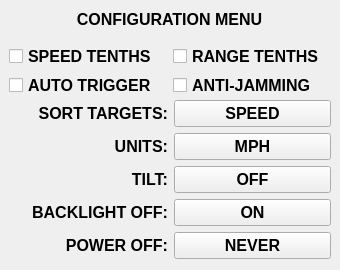
The window that lidar_setup.ui (georgezgsun/Tampa) describes before a commit, drawn with Qt 5.
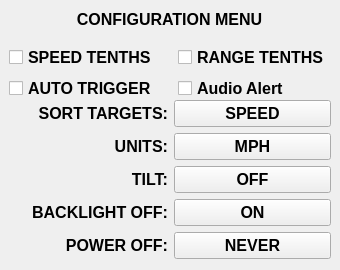
The same window after the commit.

What changed in the file:
```diff
--- a/lidar_setup.ui
+++ b/lidar_setup.ui
@@ -26,7 +26,7 @@
   <property name="windowTitle">
    <string>Form</string>
   </property>
-  <widget class="QWidget" name="">
+  <widget class="QWidget" name="layoutWidget">
    <property name="geometry">
     <rect>
      <x>9</x>
@@ -57,13 +57,13 @@
     </item>
    </layout>
   </widget>
-  <widget class="QWidget" name="">
+  <widget class="QWidget" name="layoutWidget">
    <property name="geometry">
     <rect>
      <x>9</x>
      <y>45</y>
-     <width>322</width>
-     <height>51</height>
+     <width>332</width>
+     <height>58</height>
     </rect>
    </property>
    <layout class="QGridLayout" name="gridLayout">
@@ -91,13 +91,13 @@
     <item row="1" column="1">
      <widget class="QCheckBox" name="cb_antiJamming">
       <property name="text">
-       <string>ANTI-JAMMING</string>
+       <string>Audio Alert</string>
       </property>
      </widget>
     </item>
    </layout>
   </widget>
-  <widget class="QWidget" name="">
+  <widget class="QWidget" name="layoutWidget">
    <property name="geometry">
     <rect>
      <x>10</x>
```
